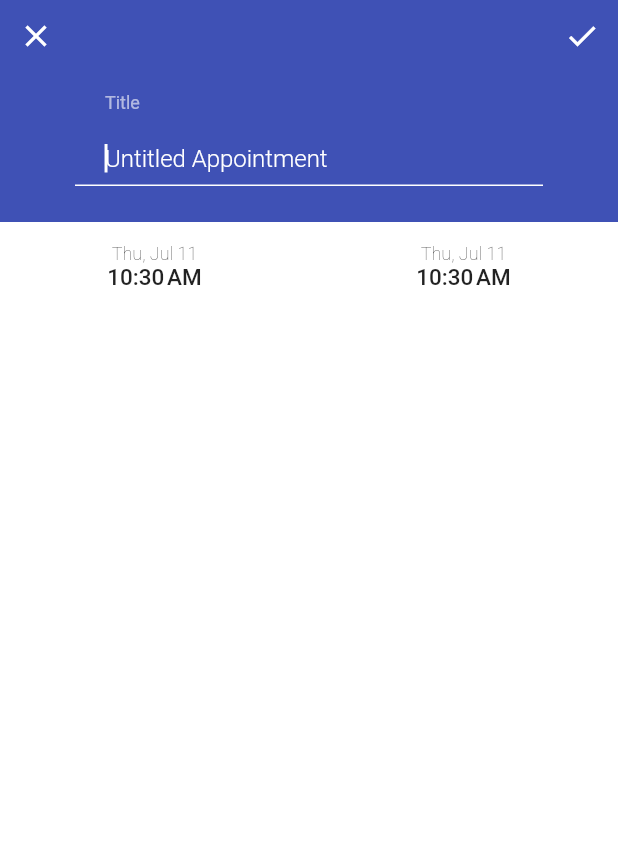
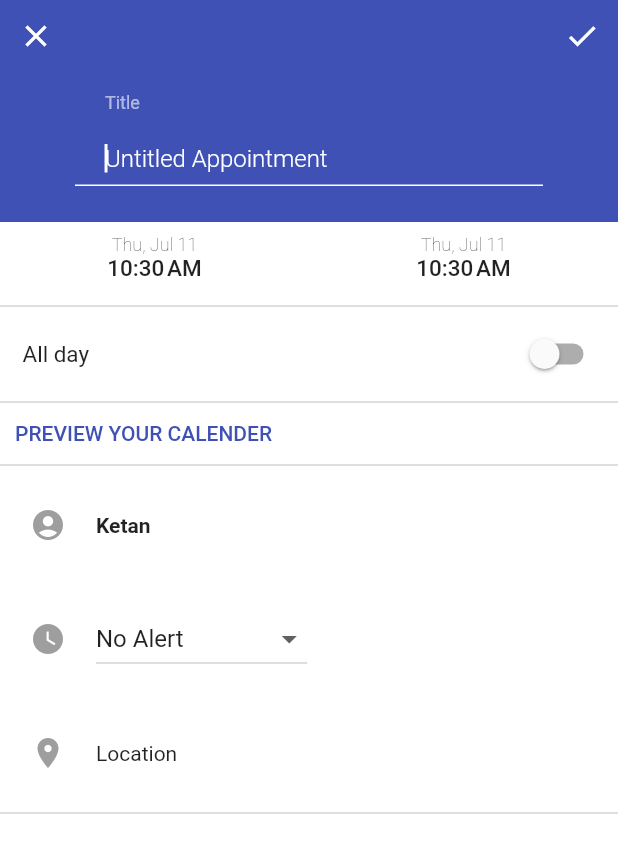
Before and after one commit to muskanmahajan37/ZenDesk_clone, a Flutter app: the CreateAppointmentPage screen opened directly, on a phone screen of 412 x 824 dp. Shown: the top 853 px of the screen. Run offline on Flutter 3.47's test engine with Material 2 defaults, Android fonts, the phone set to English and light mode, and no system bars; our stand-ins replace flutter_vector_icons.

Commit message:
Widget added in Create Appointment Page

```diff
--- a/lib/UI/Pages/BottomSheet/CreateAppointment.dart
+++ b/lib/UI/Pages/BottomSheet/CreateAppointment.dart
@@ -1,6 +1,7 @@
 import 'package:flutter/material.dart';
 import 'package:zendesk_clone/UI/Resources/Constants.dart';
 import 'package:zendesk_clone/UI/Resources/SharedMethods.dart';
+import 'package:flutter_vector_icons/flutter_vector_icons.dart';
 
 class CreateAppointmentPage extends StatefulWidget {
   CreateAppointmentPage({Key key}) : super(key: key);
@@ -9,6 +10,10 @@ class CreateAppointmentPage extends StatefulWidget {
 }
 
 class _CreateAppointmentPageState extends State<CreateAppointmentPage> {
+  bool switchValue = false;
+
+  String dropdownValue = 'No Alert';
+
   @override
   Widget build(BuildContext context) {
     return Scaffold(
@@ -17,57 +22,120 @@ class _CreateAppointmentPageState extends State<CreateAppointmentPage> {
         bottom: false,
         child: Column(
           children: <Widget>[
-            Container(
-              // color: Theme.of(context).primaryColor,
-              child: Column(
-                children: <Widget>[
-                  Row(
-                    mainAxisAlignment: MainAxisAlignment.spaceBetween,
-                    children: <Widget>[
-                      IconButton(
-                        icon: Icon(
-                          Icons.close,
-                          color: Colors.white,
-                        ),
-                        onPressed: () {
-                          Navigator.pop(context);
-                        },
-                        alignment: Alignment.center,
-                      ),
-                      IconButton(
-                        icon: Icon(
-                          Icons.check,
-                          color: Colors.white,
-                        ),
-                        onPressed: () {},
-                        alignment: Alignment.center,
+            _buildTitleWidget(context),
+            _buildDateTimeWidget(context),
+            _buildAlertLocationWidgets(),
+            Expanded(
+              child: Container(color: Colors.white),
             )
           ],
         ),
+      ),
+    );
+  }
+
+  Widget _buildAlertLocationWidgets() {
+    return Container(
+            decoration: BoxDecoration(
+              color: Colors.white,
+            ),
+            child: Column(
+              children: <Widget>[
                 Container(
-                    // color: Colors.red,
-                    padding: EdgeInsets.only(
-                        left: 50, right: 50, top: 10, bottom: 20),
-                    height: 100,
-                    child: TextField(
-                      autocorrect: true,
-                      autofocus: true,
-                      cursorColor: Colors.white,
-                      decoration: kTextFieldDecoration.copyWith(
-                        labelText: 'Title',
-                        hintText: 'Untitled Appointment',
+                  padding: EdgeInsets.all(20),
+                  child: Row(
+                    children: <Widget>[
+                      Icon(
+                        Icons.account_circle,
+                        color: Colors.grey,
                       ),
+                      Container(
+                        padding: EdgeInsets.symmetric(horizontal: 20),
+                        child: Text(
+                          'Ketan',
+                          style: kBoldTextStyle,
+                        ),
+                      )
+                    ],
+                  ),
+                ),
+                Container(
+                  padding: EdgeInsets.all(20),
+                  child: Row(
+                    children: <Widget>[
+                      Icon(
+                        Icons.watch_later,
+                        color: Colors.grey,
+                      ),
+                      Container(
+                        padding: EdgeInsets.symmetric(horizontal: 20),
+                        child: DropdownButton<String>(
+                          value: dropdownValue,
+                          onChanged: (String newValue) {
+                            setState(() {
+                              dropdownValue = newValue;
+                            });
+                          },
+                          items: <String>[
+                            'No Alert',
+                            'At Time of Event',
+                            '5 Minutes',
+                            '15 Minutes',
+                            '30 Minutes',
+                            '1 Hour',
+                            '1 Day',
+                            '1 Week'
+                          ].map<DropdownMenuItem<String>>((String value) {
+                            return DropdownMenuItem<String>(
+                              value: value,
+                              child: Text(value),
+                            );
+                          }).toList(),
                         ),
                       ),
                     ],
                   ),
                 ),
+                InkWell(
+                  onTap: () {},
+                  child: Container(
+                    padding: EdgeInsets.all(20),
+                    child: Row(
+                      children: <Widget>[
+                        Icon(
+                          Icons.location_on,
+                          color: Colors.grey,
+                        ),
                         Container(
-              height: 60,
+                          padding: EdgeInsets.symmetric(horizontal: 20),
+                          child: Text(
+                            'Location',
+                            style: kBoldTextStyle.copyWith(
+                                fontWeight: FontWeight.w400),
+                          ),
+                        )
+                      ],
+                    ),
+                  ),
+                ),
+                Divider(
+                  color: Colors.black26,
+                ),
+              ],
+            ),
+          );
+  }
+
+  Widget _buildDateTimeWidget(BuildContext context) {
+    return Container(
+      // height: 100,
       decoration: BoxDecoration(
         color: Colors.white,
       ),
-              child: Row(
+      child: Column(
+        crossAxisAlignment: CrossAxisAlignment.start,
+        children: <Widget>[
+          Row(
             children: <Widget>[
               Expanded(
                 child: MaterialButton(
@@ -114,13 +182,101 @@ class _CreateAppointmentPageState extends State<CreateAppointmentPage> {
               ),
             ],
           ),
+          Divider(
+            color: Colors.black26,
           ),
-            Expanded(
-              child: Container(color: Colors.white),
+          Container(
+            padding: EdgeInsets.only(left: 15, right: 10),
+            child: Row(
+              mainAxisAlignment: MainAxisAlignment.spaceBetween,
+              children: <Widget>[
+                Text(
+                  'All day',
+                  style: kLighTextStyle.copyWith(
+                      fontSize: 15, fontWeight: FontWeight.w400),
+                ),
+                Switch(
+                  onChanged: (val) {
+                    setState(() {
+                      switchValue = val;
+                    });
+                  },
+                  value: switchValue,
                 )
               ],
             ),
           ),
+          Divider(
+            color: Colors.black26,
+          ),
+          InkWell(
+            onTap: () {},
+            child: Container(
+              padding: EdgeInsets.symmetric(vertical: 5, horizontal: 10),
+              child: Text(
+                'PREVIEW YOUR CALENDER',
+                style: TextStyle(
+                    fontWeight: FontWeight.w500,
+                    fontSize: 14,
+                    color: Theme.of(context).accentColor),
+              ),
+            ),
+          ),
+          Divider(
+            color: Colors.black26,
+          ),
+        ],
+      ),
+    );
+  }
+
+  Widget _buildTitleWidget(BuildContext context) {
+    return Container(
+      // color: Theme.of(context).primaryColor,
+      child: Column(
+        children: <Widget>[
+          Row(
+            mainAxisAlignment: MainAxisAlignment.spaceBetween,
+            children: <Widget>[
+              IconButton(
+                icon: Icon(
+                  Icons.close,
+                  color: Colors.white,
+                ),
+                onPressed: () {
+                  Navigator.pop(context);
+                },
+                alignment: Alignment.center,
+              ),
+              IconButton(
+                icon: Icon(
+                  Icons.check,
+                  color: Colors.white,
+                ),
+                onPressed: () {},
+                alignment: Alignment.center,
+              )
+            ],
+          ),
+          Container(
+            // color: Colors.red,
+            padding: EdgeInsets.only(left: 50, right: 50, top: 10, bottom: 20),
+            height: 100,
+            child: TextField(
+              autocorrect: true,
+              autofocus: true,
+              cursorColor: Colors.white,
+              style: TextStyle(
+                color: Colors.white,
+              ),
+              decoration: kTextFieldDecorationPrimary.copyWith(
+                labelText: 'Title',
+                hintText: 'Untitled Appointment',
+              ),
+            ),
+          ),
+        ],
+      ),
     );
   }
 }
--- a/lib/UI/Resources/Constants.dart
+++ b/lib/UI/Resources/Constants.dart
@@ -4,7 +4,7 @@ TextStyle kBoldTextStyle = TextStyle(fontSize: 14, fontWeight: FontWeight.w600);
 
 TextStyle kLighTextStyle = TextStyle(fontSize: 12, fontWeight: FontWeight.w100);
 
-InputDecoration kTextFieldDecoration = InputDecoration(
+InputDecoration kTextFieldDecorationPrimary = InputDecoration(
   focusedBorder: UnderlineInputBorder(
     borderSide: BorderSide(
       color: Colors.white,
@@ -13,14 +13,42 @@ InputDecoration kTextFieldDecoration = InputDecoration(
     ),
   ),
   // focusColor: Colors.white,
+  fillColor: Colors.white,
   hintStyle: TextStyle(
     color: Colors.white,
     height: 2.5,
     fontWeight: FontWeight.w300,
   ),
-  labelStyle: TextStyle(height: 1.5, color: Colors.white60),
+  labelStyle: TextStyle(
+    height: 1.5,
+    color: Colors.white60,
+  ),
   contentPadding: EdgeInsets.symmetric(
     vertical: 5.0,
     horizontal: 20.0,
   ),
 );
+
+InputDecoration kTextFieldDecoration = InputDecoration(
+  focusedBorder: UnderlineInputBorder(
+    borderSide: BorderSide(
+      // color: Colors.indigo,
+      width: 1.0,
+      style: BorderStyle.solid,
+    ),
+  ),
+  // focusColor: Colors.white,
+  hintStyle: TextStyle(
+    // color: Colors.indigo,
+    height: 2.5,
+    fontWeight: FontWeight.w300,
+  ),
+  labelStyle: TextStyle(
+    height: 1.5,
+    // color: Colors.white60,
+  ),
+  contentPadding: EdgeInsets.symmetric(
+    vertical: 5.0,
+    horizontal: 20.0,
+  ),
+);
```
Lines whose indentation alone changed are shown as unchanged.
